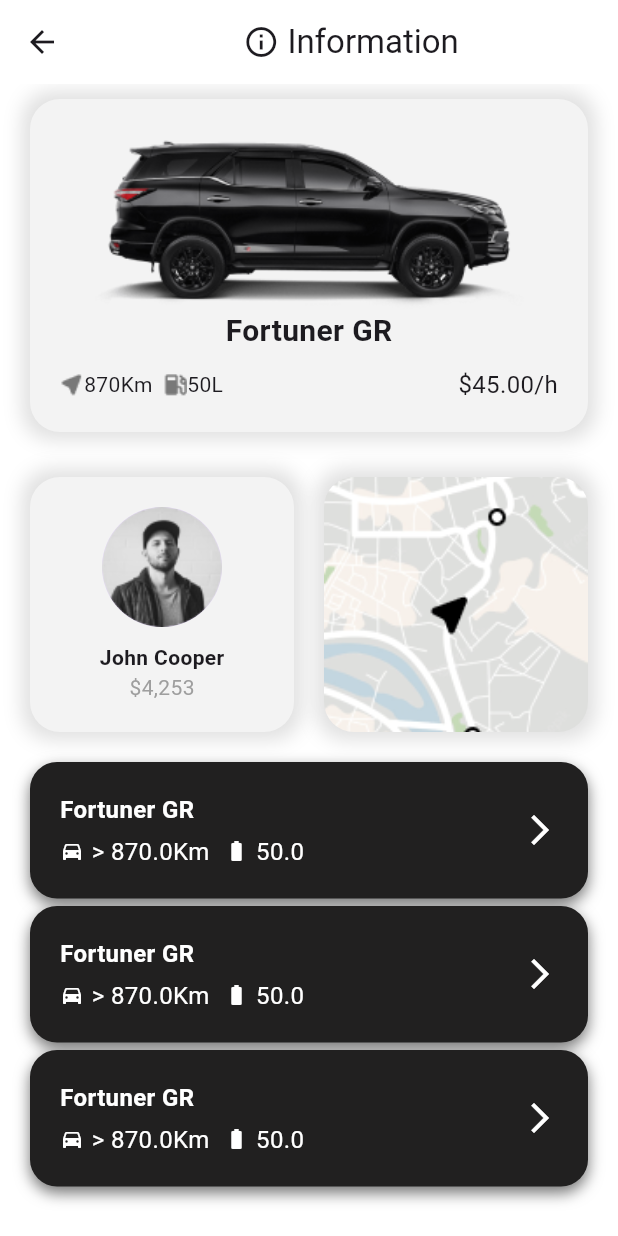
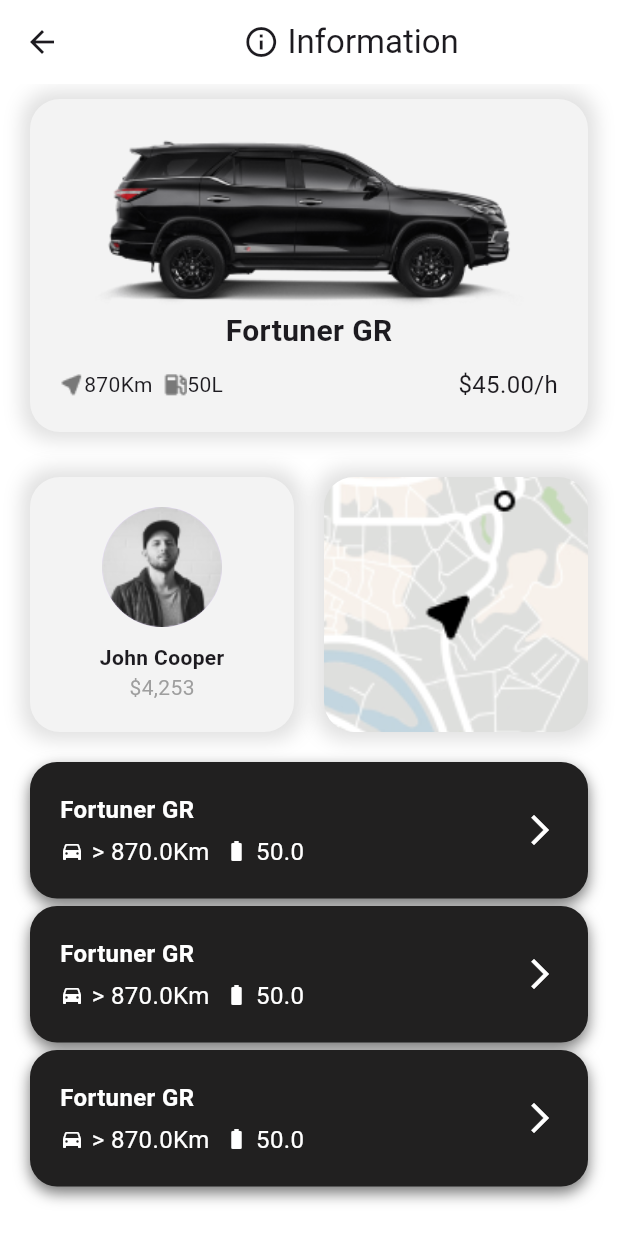
Before and after one commit to ritik6559/Car-Rental-App, a Flutter app: the HomeScreen screen opened directly, after a tap on "Fortuner GR", on a phone screen of 412 x 824 dp. Run offline on Flutter 3.47's test engine with Material 3 defaults, Android fonts, the phone set to English and light mode, and no system bars; our stand-ins replace firebase_core, flutter_map, gap, latlong2, shared_preferences; accounts and stored records are empty.

Commit message:
adding animations

```diff
--- a/lib/presentation/details/screen/car_details_screen.dart
+++ b/lib/presentation/details/screen/car_details_screen.dart
@@ -4,12 +4,43 @@ import 'package:car_rental_app/presentation/home/widgets/car_card.dart';
 import 'package:flutter/material.dart';
 import 'package:gap/gap.dart';
 
-class CarDetailsScreen extends StatelessWidget {
+class CarDetailsScreen extends StatefulWidget {
   final Car car;
   const CarDetailsScreen({
     super.key,
     required this.car,
   });
+
+  @override
+  State<CarDetailsScreen> createState() => _CarDetailsScreenState();
+}
+
+class _CarDetailsScreenState extends State<CarDetailsScreen>
+    with SingleTickerProviderStateMixin {
+  AnimationController? _controller;
+  Animation<double>? _animation;
+
+  @override
+  void initState() {
+    super.initState();
+    _controller = AnimationController(
+      duration: const Duration(seconds: 3),
+      vsync: this,
+    );
+
+    _animation = Tween<double>(begin: 1.0, end: 1.5).animate(_controller!)
+      ..addListener(() {
+        setState(() {});
+      });
+
+    _controller!.forward();
+  }
+
+  @override
+  void dispose() {
+    super.dispose();
+    _controller!.dispose();
+  }
 
   @override
   Widget build(BuildContext context) {
@@ -32,7 +63,7 @@ class CarDetailsScreen extends StatelessWidget {
       body: Column(
         children: [
           CarCard(
-            car: car,
+            car: widget.car,
           ),
           const SizedBox(height: 20),
           Padding(
@@ -94,9 +125,13 @@ class CarDetailsScreen extends StatelessWidget {
                     ),
                     child: ClipRRect(
                       borderRadius: BorderRadius.circular(20),
-                      child: Image.asset(
-                        'assets/maps.png',
-                        fit: BoxFit.cover,
+                      child: Transform.scale(
+                        scale: _animation!.value,
+                        alignment: Alignment.center,
+                        child: Image.asset(
+                          'assets/maps.png',
+                          fit: BoxFit.cover,
+                        ),
                       ),
                     ),
                   ),
@@ -108,11 +143,11 @@ class CarDetailsScreen extends StatelessWidget {
             padding: const EdgeInsets.all(20),
             child: Column(
               children: [
-                MoreCard(car: car),
+                MoreCard(car: widget.car),
                 const SizedBox(height: 5),
-                MoreCard(car: car),
+                MoreCard(car: widget.car),
                 const SizedBox(height: 5),
-                MoreCard(car: car),
+                MoreCard(car: widget.car),
               ],
             ),
           )
--- a/pubspec.yaml
+++ b/pubspec.yaml
@@ -40,6 +40,7 @@ dependencies:
   cloud_firestore: ^5.1.0
   flutter_map: ^4.0.0
   latlong2: ^0.8.0
+  shared_preferences: ^2.2.3
 
 dev_dependencies:
   flutter_test:
```
Also changed, not shown: lib/main.dart (+6 -1 lines), lib/presentation/onboarding/screens/on_boarding_screen.dart (+6 -2 lines), pubspec.lock, 1 other file.
